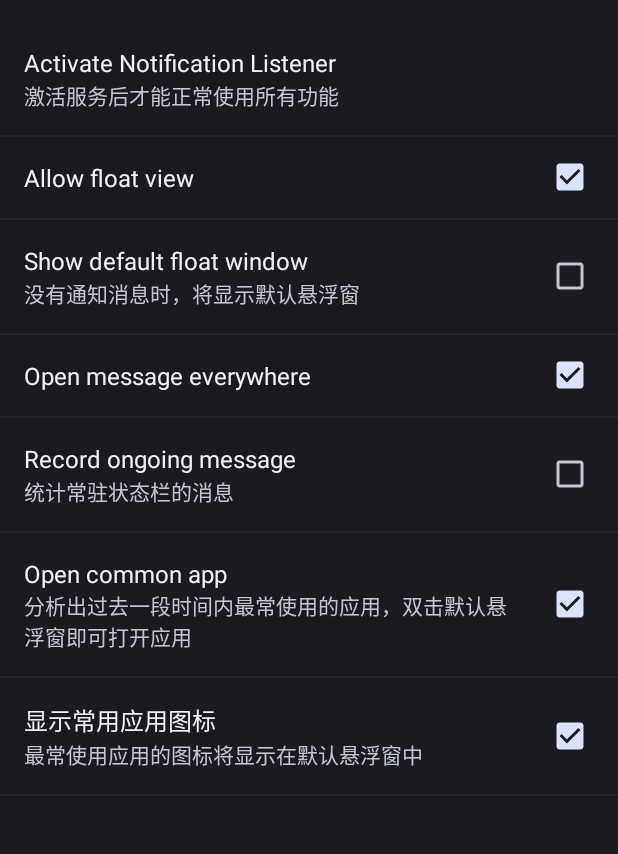
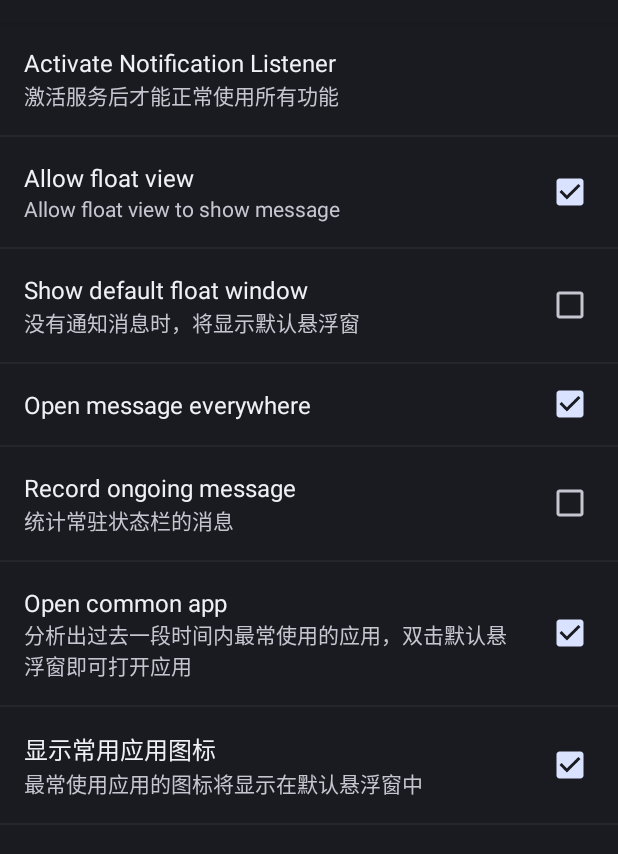
Before and after one commit to stoneami/Reminder, an Android app: the fragment MainPreferencFragment shown on its own in the app's theme, after a tap on "Show default float window", on a phone screen of 412 x 824 dp, the part 62-916 px from its top. Run offline under Robolectric (Android 15) with nearby library versions, the phone set to English and light mode, and no system bars; 2 other taps on this screen came first.

Commit message:
修改若干BUG

```diff
--- a/src/main/AndroidManifest.xml
+++ b/src/main/AndroidManifest.xml
@@ -13,6 +13,7 @@
         android:allowBackup="true"
         android:icon="@drawable/ic_launcher"
         android:label="@string/app_name"
+        android:debuggable="true"
         >
         <activity
             android:name=".MainActivity"
--- a/src/main/java/com/stone/reminder/MainPreferencFragment.java
+++ b/src/main/java/com/stone/reminder/MainPreferencFragment.java
@@ -11,6 +11,7 @@ import android.util.Log;
  * Created by 80048914 on 2015/4/17.
  */
 public class MainPreferencFragment extends PreferenceFragment  implements Preference.OnPreferenceChangeListener, Preference.OnPreferenceClickListener{
+    public final static String TAG = "MainPreferencFragment";
     public static String KEY_ACTIVE_LISTENER;
     public static String KEY_FLOAT_VIEW;
     public static String KEY_SHOW_DEFAULT_FLOAT_VIEW;
@@ -87,21 +88,22 @@ public class MainPreferencFragment extends PreferenceFragment  implements Prefer
 
     @Override
     public boolean onPreferenceChange(Preference preference, Object newValue) {
-        Log.i("jerry","onPreferenceChange()");
+        Log.i(TAG,"onPreferenceChange() -> " + preference.getKey());
+
         if(KEY_FLOAT_VIEW.equals(preference.getKey())){
             Intent intent = new Intent(getActivity(), FloatViewManager.class);
+            Log.i(TAG,"KEY_FLOAT_VIEW -> " + (Boolean)newValue);
             if((Boolean)newValue){
-                Log.i("jerry","KEY_FLOAT_VIEW:true");
                 mPreferenceAlwaysShowFloatView.setEnabled(true);
                 getActivity().startService(intent);
                 getActivity().sendBroadcast(new Intent(NotificationListener.MSG_LOAD_NOTIFICATIONS));
             }else {
-                Log.i("jerry","KEY_FLOAT_VIEW:false");
                 mPreferenceAlwaysShowFloatView.setEnabled(false);
                 getActivity().stopService(intent);
             }
         }else if(KEY_SHOW_DEFAULT_FLOAT_VIEW.equals(preference.getKey())){
-            Intent intent = new Intent(NotificationListener.MSG_ALWAYS_SHOW_FLOAT_VIEW);
+            Log.i(TAG,"KEY_SHOW_DEFAULT_FLOAT_VIEW -> " + (Boolean)newValue);
+            Intent intent = new Intent(NotificationListener.MSG_SHOW_DEFAULT_FLOAT_VIEW);
             getActivity().sendBroadcast(intent);
         }else if(KEY_RECORD_ONGOING_MSG.equals(preference.getKey())){
             Intent intent = new Intent(NotificationListener.MSG_RELOAD_NOTIFICATIONS);
@@ -111,9 +113,9 @@ public class MainPreferencFragment extends PreferenceFragment  implements Prefer
             getActivity().sendBroadcast(intent);
         }else if(KEY_SMART_OPEN_APP.equals(preference.getKey())){
             if((Boolean)newValue){
-                mPreferenceDisplayOftenOpenIcon.setEnabled(true);
+                //mPreferenceDisplayOftenOpenIcon.setEnabled(true);
             }else {
-                mPreferenceDisplayOftenOpenIcon.setEnabled(false);
+                //mPreferenceDisplayOftenOpenIcon.setEnabled(false);
             }
         }
 
--- a/src/main/res/layout/activity_main.xml
+++ b/src/main/res/layout/activity_main.xml
@@ -60,7 +60,7 @@
             android:id="@+id/tv_floatview"
             android:layout_width="wrap_content"
             android:layout_height="wrap_content"
-            android:text="@string/label_permmit_float"
+            android:text="@string/label_permit_float"
             android:layout_marginLeft="30dp"
             android:layout_marginTop="10dp"
             android:textSize="20sp"
--- a/src/main/res/values/strings.xml
+++ b/src/main/res/values/strings.xml
@@ -5,8 +5,8 @@
     <string name="accessibility_service_description"></string>
     <string name="instruction">\'Notification Reminder\' will show APP notifications in a float window.\nFunctions：\n（1）single click: open notification\n（2）fling up and down: switch app\n（3）fling to left：clear current notifications\n(4)fling to right: clear all notifications</string>
 
-    <string name="label_permmit_float">Allow float view</string>
-    <string name="label_permmit_float_summary"></string>
+    <string name="label_permit_float">Allow float view</string>
+    <string name="label_permit_float_summary">Allow float view to show message</string>
 
     <string name="label_auto_open_msg">Automatic open message</string>
     <string name="label_auto_open_msg_summary"></string>
--- a/src/main/res/xml/main.xml
+++ b/src/main/res/xml/main.xml
@@ -8,8 +8,8 @@
 
     <CheckBoxPreference
         android:key="@string/key_float_view"
-        android:title="@string/label_permmit_float"
-        android:summary="@string/label_permmit_float_summary"
+        android:title="@string/label_permit_float"
+        android:summary="@string/label_permit_float_summary"
         android:defaultValue="@bool/default_open_float_view"/>
 
     <CheckBoxPreference
```
Also changed, not shown: src/main/java/com/stone/reminder/FloatViewManager.java (+23 -8 lines), src/main/java/com/stone/reminder/NotificationListener.java (+15 -11 lines), src/main/java/com/stone/reminder/utils/PreferenceUtil.java (+6 -2 lines), 1 other file.
